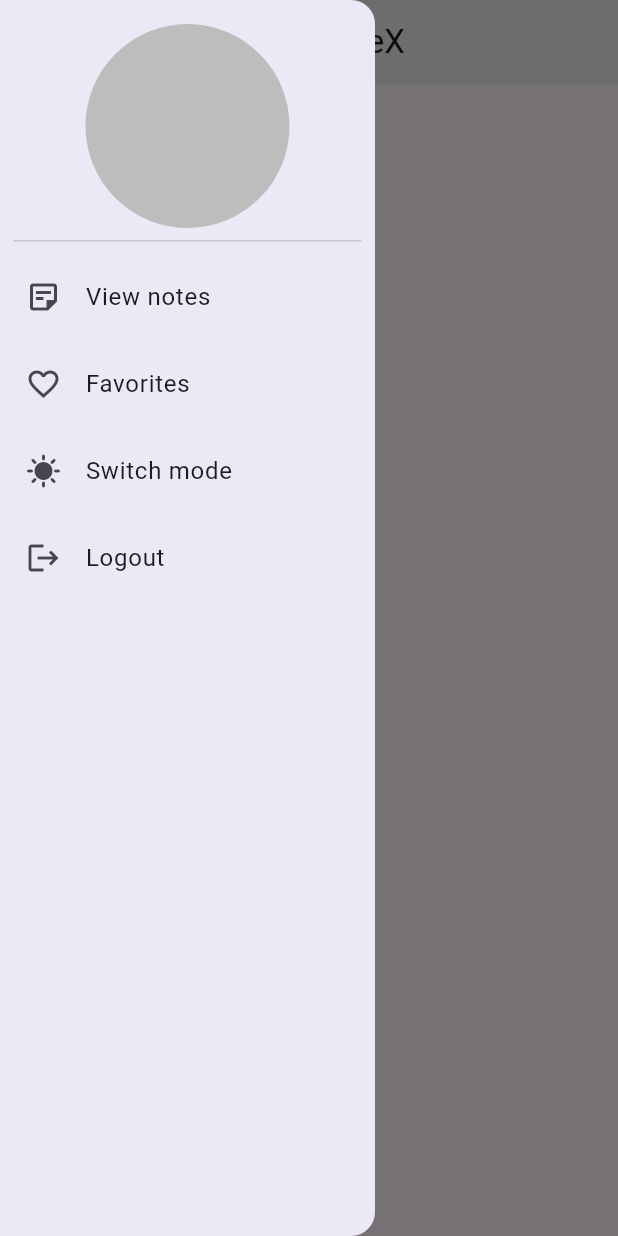
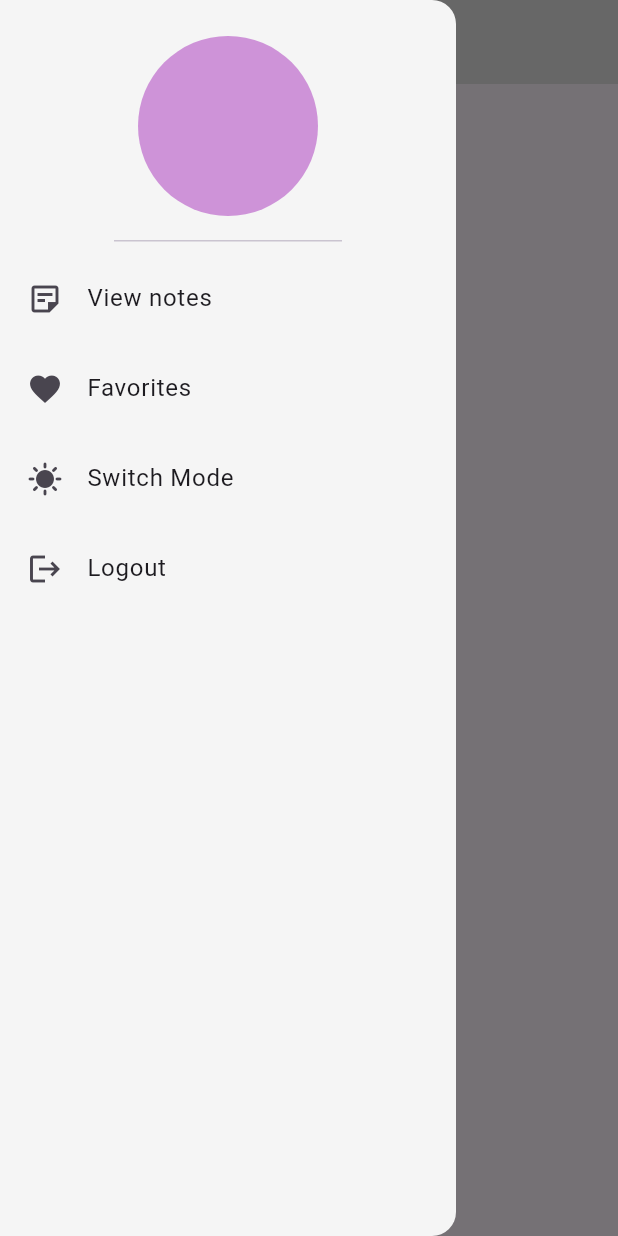
Before and after one commit to Majok-Bol/note_app, a Flutter app: the screen it shows after launch, after a tap on the "menu" icon, on a phone screen of 412 x 824 dp. Run offline on Flutter 3.47's test engine with Material 3 defaults, Android fonts, the phone set to English and light mode, and no system bars.

Commit message:
changed drawer background color

```diff
--- a/lib/pages/home_page.dart
+++ b/lib/pages/home_page.dart
@@ -1,4 +1,3 @@
-//handle home page
 import 'package:flutter/cupertino.dart';
 import 'package:flutter/material.dart';
 
@@ -7,38 +6,50 @@ class HomePage extends StatelessWidget{
   @override
   Widget build(BuildContext context){
     return Scaffold(
-        appBar:AppBar(
-          title: Text('SimpleNoteX'),
-          centerTitle: true,
-          backgroundColor: Colors.grey.shade200,
-        leading: Builder(builder: (context)=>IconButton(onPressed:() {
-      Scaffold.of(context).openDrawer();
-
-    }, icon:Icon(Icons.menu,color: Colors.black,)),
-
-    )
-        ),
-      drawer: Drawer(
-        surfaceTintColor: Colors.blue.shade900,
-        width: 250,
-
+      appBar: AppBar(
+        title: Text('NoteFlow'),
+        centerTitle:true,
+        backgroundColor: Colors.grey.shade300,
+        leading: Builder(builder:(context)=>IconButton(onPressed:(){
+          Scaffold.of(context).openDrawer();
+        },icon: Icon(Icons.menu),)),
+      ),
+      drawer:Drawer(
+        backgroundColor: Colors.grey.shade100,
         child: Column(
           children: [
-            DrawerHeader(child:CircleAvatar(radius: 100,backgroundColor: Colors.grey.shade400,)),
-            Column(
-              children: [
-                Padding(padding:EdgeInsets.all(1),child: ListTile(onTap:(){},leading:Icon(Icons.sticky_note_2_outlined),title:Text('View notes'))),
+            DrawerHeader(child: CircleAvatar(radius: 60,backgroundColor: Colors.purple.shade200,)),
+            Padding(padding: EdgeInsets.all(2),child: ListTile(
+              onTap:() {
 
-                Padding(padding:EdgeInsets.all(1),child: ListTile(onTap:(){},leading:Icon(Icons.favorite_border),title:Text('Favorites'))),
-                Padding(padding:EdgeInsets.all(1),child: ListTile(onTap:(){},leading:Icon(Icons.sunny),title:Text('Switch mode'))),
-                Padding(padding:EdgeInsets.all(1),child: ListTile(onTap:(){},leading:Icon(Icons.logout),title:Text('Logout'))),
-              ],
-            )
+              },
+              title:Text('View notes'),
+              leading: Icon(Icons.sticky_note_2_outlined),),),
+            Padding(padding: EdgeInsets.all(2),
+              child: ListTile(
+                onTap:() {
+
+                },
+                title:Text('Favorites'),
+                leading: Icon(Icons.favorite),),),
+            Padding(padding: EdgeInsets.all(2),
+              child: ListTile(
+                onTap:() {
+
+                },
+                title:Text('Switch Mode'),
+                leading: Icon(Icons.sunny),),),
+            Padding(padding: EdgeInsets.all(2),
+              child: ListTile(
+                onTap:() {
+
+                },
+                title:Text('Logout'),
+      leading: Icon(Icons.logout),),),
           ],
         ),
-
       ),
     );
+  }
 
-  }
 }
```
